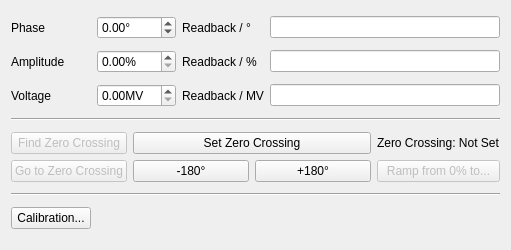
Old version of the form esme/gui/ui/tds.ui in the repository st-walker/esme.
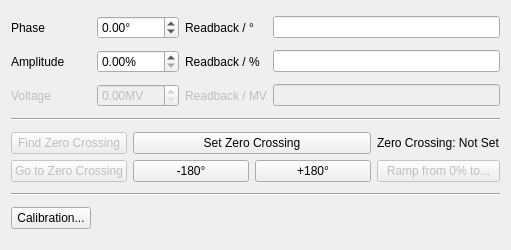
New version of the form. Custom widgets are drawn as their Qt base class.

Patch:
```diff
--- a/esme/gui/ui/tds.ui
+++ b/esme/gui/ui/tds.ui
@@ -45,7 +45,7 @@
    <item row="2" column="1">
     <widget class="QDoubleSpinBox" name="tds_voltage_spinbox">
      <property name="enabled">
-      <bool>true</bool>
+      <bool>false</bool>
      </property>
      <property name="locale">
       <locale language="English" country="UnitedKingdom"/>
@@ -54,7 +54,7 @@
       <string>MV</string>
      </property>
      <property name="maximum">
-      <double>99.000000000000000</double>
+      <double>100.000000000000000</double>
      </property>
      <property name="singleStep">
       <double>0.010000000000000</double>
@@ -96,6 +96,9 @@
    </item>
    <item row="2" column="2">
     <widget class="QLabel" name="label_3">
+     <property name="enabled">
+      <bool>false</bool>
+     </property>
      <property name="text">
       <string>Readback / MV</string>
      </property>
@@ -104,7 +107,7 @@
    <item row="2" column="0">
     <widget class="QLabel" name="voltage_label">
      <property name="enabled">
-      <bool>true</bool>
+      <bool>false</bool>
      </property>
      <property name="text">
       <string>Voltage</string>
@@ -149,7 +152,11 @@
     </widget>
    </item>
    <item row="2" column="3">
-    <widget class="ReadOnlyNumberDisplay" name="tds_voltage_readback"/>
+    <widget class="ReadOnlyNumberDisplay" name="tds_voltage_readback">
+     <property name="enabled">
+      <bool>false</bool>
+     </property>
+    </widget>
    </item>
    <item row="0" column="3">
     <widget class="ReadOnlyNumberDisplay" name="tds_phase_readback"/>
```
Left out of the diff: 10 changed lines with no effect on the pictures.
